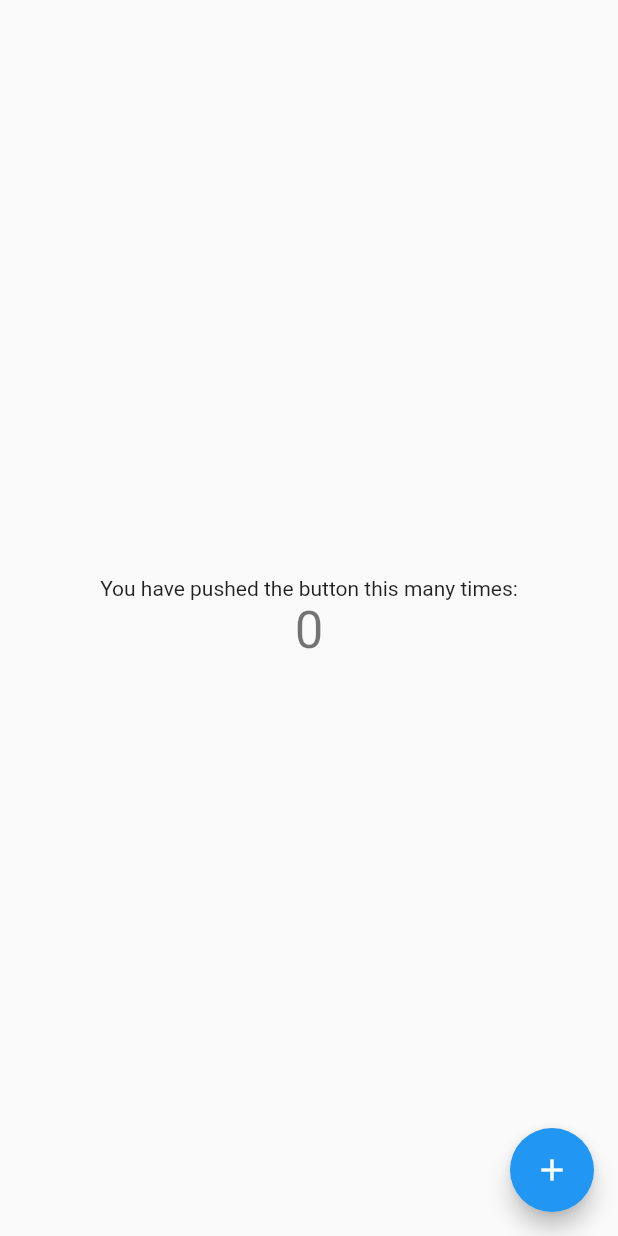
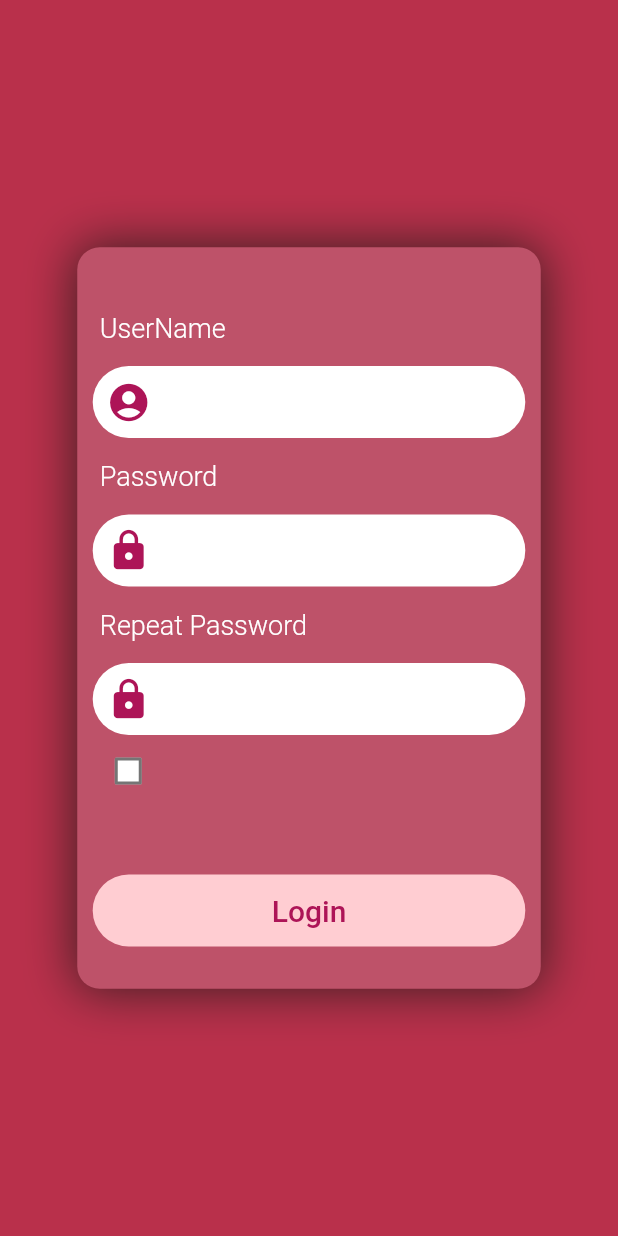
Before and after one commit to marcospsviana/login, a Flutter app: the screen it shows after launch, on a phone screen of 412 x 824 dp. Run offline on Flutter 3.47's test engine with Material 2 defaults, Android fonts, the phone set to English and light mode, and no system bars.

Commit message:
login replaced

```diff
--- a/login/lib/main.dart
+++ b/login/lib/main.dart
@@ -1,3 +1,5 @@
+import 'dart:ui';
+
 import 'package:flutter/material.dart';
 
 void main() {
@@ -9,19 +11,10 @@ class MyApp extends StatelessWidget {
   @override
   Widget build(BuildContext context) {
     return MaterialApp(
-      title: 'Flutter Demo',
-      theme: ThemeData(
-        // This is the theme of your application.
-        //
-        // Try running your application with "flutter run". You'll see the
-        // application has a blue toolbar. Then, without quitting the app, try
-        // changing the primarySwatch below to Colors.green and then invoke
-        // "hot reload" (press "r" in the console where you ran "flutter run",
-        // or simply save your changes to "hot reload" in a Flutter IDE).
-        // Notice that the counter didn't reset back to zero; the application
-        // is not restarted.
-        primarySwatch: Colors.blue,
-      ),
+      debugShowCheckedModeBanner: false,
+      title: 'Flutter Login Display',
+      theme:
+          ThemeData(primarySwatch: Colors.blue, accentColor: Colors.pink[800]),
       home: LoginPage(title: 'Flutter Demo Home Page'),
     );
   }
@@ -40,41 +33,175 @@ class _LoginPageState extends State<LoginPage> {
   TextEditingController _editingControllerUser = TextEditingController();
   TextEditingController _editingControllerPassword = TextEditingController();
   TextEditingController _editingControllerRepeat = TextEditingController();
-
-  int _counter = 0;
-
-  void _incrementCounter() {
-    setState(() {
-      _counter++;
-    });
-  }
+  bool _stCheckBox = false;
 
   @override
   Widget build(BuildContext context) {
-
     return Scaffold(
-
-      body: Center(
-
+        body: SingleChildScrollView(
+      child: Container(
+        width: MediaQuery.of(context).size.width,
+        height: MediaQuery.of(context).size.height,
+        color: Color.alphaBlend(
+            Color.fromRGBO(255, 25, 25, 0.7), Colors.blue[800]),
         child: Column(
-
           mainAxisAlignment: MainAxisAlignment.center,
-          children: <Widget>[
-            Text(
-              'You have pushed the button this many times:',
-            ),
-            Text(
-              '$_counter',
-              style: Theme.of(context).textTheme.headline4,
+          children: [
+            Container(
+              alignment: Alignment.center,
+              decoration: BoxDecoration(
+                  color: Color.fromRGBO(190, 82, 105, 1),
+                  boxShadow: [
+                    BoxShadow(
+                        color: Color.fromRGBO(20, 25, 20, 0.75),
+                        blurRadius: 28.0,
+                        spreadRadius: 1.0)
+                  ],
+                  borderRadius: BorderRadius.circular(15)),
+              width: MediaQuery.of(context).size.width * 0.75,
+              height: MediaQuery.of(context).size.height * 0.60,
+              child: Column(
+                mainAxisAlignment: MainAxisAlignment.center,
+                children: [
+                  Container(
+                    alignment: Alignment.centerLeft,
+                    padding: EdgeInsets.all(15.0),
+                    child: Text(
+                      "UserName",
+                      textAlign: TextAlign.left,
+                      style: TextStyle(
+                          color: Colors.white,
+                          fontSize: 18.0,
+                          fontWeight: FontWeight.w300),
+                    ),
+                  ),
+                  Container(
+                    width: MediaQuery.of(context).size.width * 0.70,
+                    decoration: BoxDecoration(
+                      borderRadius: BorderRadius.circular(25),
+                      color: Colors.white,
+                    ),
+                    child: TextField(
+                      controller: _editingControllerUser,
+                      decoration: InputDecoration(
+                          prefixIcon: Icon(
+                            Icons.account_circle,
+                            color: Theme.of(context).accentColor,
+                            size: 30.0,
+                          ),
+                          focusColor: Colors.pink[900],
+                          fillColor: Colors.white,
+                          border: InputBorder.none),
+                    ),
+                  ),
+                  Container(
+                    alignment: Alignment.centerLeft,
+                    padding: EdgeInsets.all(15.0),
+                    child: Text(
+                      "Password",
+                      textAlign: TextAlign.left,
+                      style: TextStyle(
+                          color: Colors.white,
+                          fontSize: 18.0,
+                          fontWeight: FontWeight.w300),
+                    ),
+                  ),
+                  Container(
+                    width: MediaQuery.of(context).size.width * 0.70,
+                    decoration: BoxDecoration(
+                      borderRadius: BorderRadius.circular(25),
+                      color: Colors.white,
+                    ),
+                    child: TextField(
+                      controller: _editingControllerPassword,
+                      obscureText: true,
+                      decoration: InputDecoration(
+                          prefixIcon: Icon(
+                            Icons.lock,
+                            color: Theme.of(context).accentColor,
+                            size: 30.0,
+                          ),
+                          focusColor: Colors.pink[900],
+                          fillColor: Colors.white,
+                          border: InputBorder.none),
+                    ),
+                  ),
+                  if (!_stCheckBox)
+                    Column(
+                      children: [
+                        Container(
+                          alignment: Alignment.centerLeft,
+                          padding: EdgeInsets.all(15.0),
+                          child: Text(
+                            "Repeat Password",
+                            textAlign: TextAlign.left,
+                            style: TextStyle(
+                                color: Colors.white,
+                                fontSize: 18.0,
+                                fontWeight: FontWeight.w300),
+                          ),
+                        ),
+                        Container(
+                          width: MediaQuery.of(context).size.width * 0.70,
+                          decoration: BoxDecoration(
+                            borderRadius: BorderRadius.circular(25),
+                            color: Colors.white,
+                          ),
+                          child: TextField(
+                            controller: _editingControllerRepeat,
+                            obscureText: true,
+                            decoration: InputDecoration(
+                                prefixIcon: Icon(
+                                  Icons.lock,
+                                  color: Theme.of(context).accentColor,
+                                  size: 30.0,
+                                ),
+                                focusColor: Colors.pink[900],
+                                fillColor: Colors.white,
+                                border: InputBorder.none),
+                          ),
+                        ),
+                      ],
+                    ),
+                  Container(
+                    margin: EdgeInsets.only(left: 10.0),
+                    alignment: Alignment.centerLeft,
+                    child: Checkbox(
+                      fillColor: MaterialStateProperty.all(Colors.white),
+                      value: _stCheckBox,
+                      tristate: false,
+                      onChanged: (value) {
+                        setState(() {
+                          _stCheckBox = value;
+                        });
+                      },
+                    ),
+                  ),
+                  Divider(
+                    color: Colors.transparent,
+                    height: 45.0,
+                  ),
+                  Container(
+                    width: MediaQuery.of(context).size.width * 0.70,
+                    decoration: BoxDecoration(
+                        color: Colors.red[100],
+                        borderRadius: BorderRadius.circular(25)),
+                    child: TextButton(
+                        onPressed: () {},
+                        child: Text(
+                          "Login",
+                          style: TextStyle(
+                            fontSize: 20,
+                            color: Theme.of(context).accentColor,
+                          ),
+                        )),
+                  ),
+                ],
+              ),
             ),
           ],
-        ),
+        ), // This trailing comma makes auto-formatting nicer for build methods.
       ),
-      floatingActionButton: FloatingActionButton(
-        onPressed: _incrementCounter,
-        tooltip: 'Increment',
-        child: Icon(Icons.add),
-      ), // This trailing comma makes auto-formatting nicer for build methods.
-    );
+    ));
   }
 }
```
